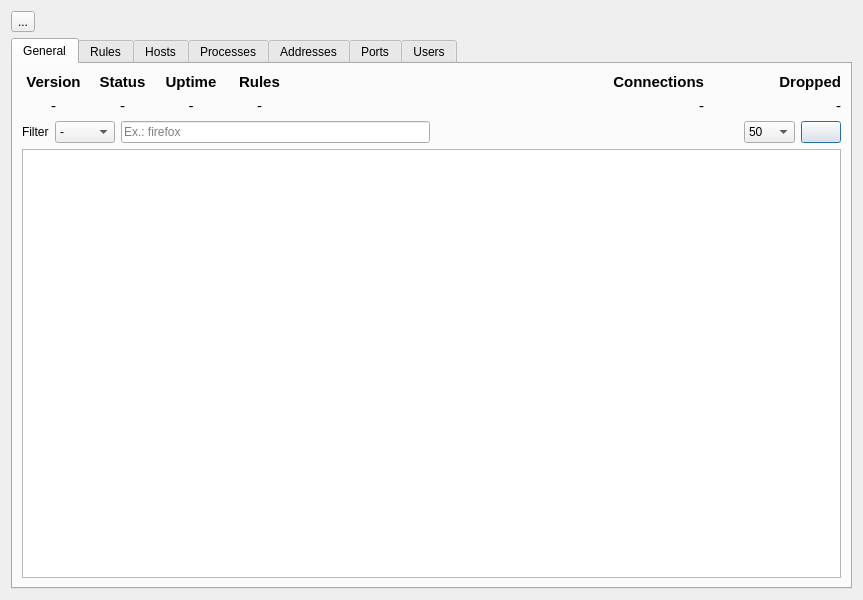
Qt form ui/opensnitch/res/stats.ui (evilsocket/opensnitch) before a commit.
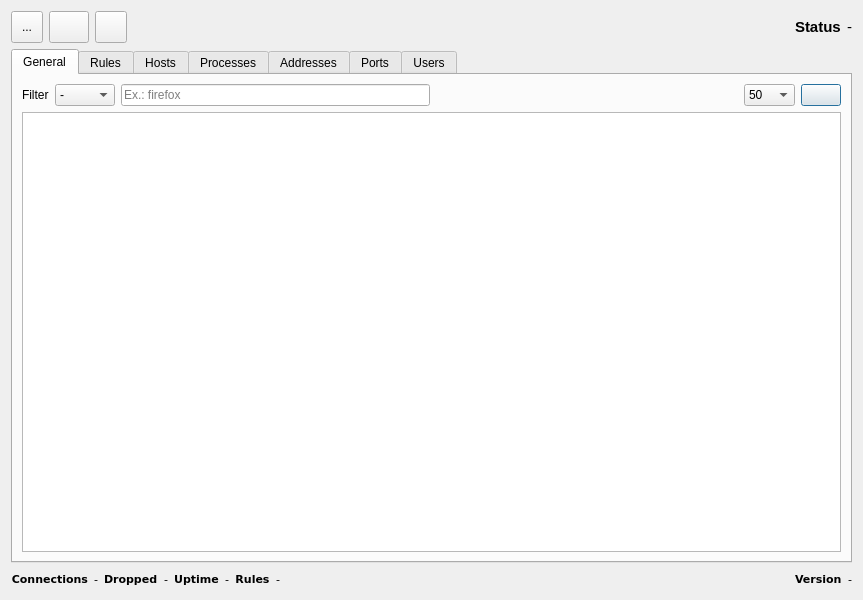
The same form after that commit. Icons and pictures are not drawn.

Commit message: UI: allow to change daemon and UI options from the UI

```diff
--- a/ui/opensnitch/res/stats.ui
+++ b/ui/opensnitch/res/stats.ui
@@ -40,7 +40,7 @@
    <bool>false</bool>
   </property>
   <layout class="QGridLayout" name="gridLayout_4">
-   <item row="1" column="0">
+   <item row="3" column="0">
     <widget class="QTabWidget" name="tabWidget">
      <property name="currentIndex">
       <number>0</number>
@@ -50,344 +50,7 @@
        <string>General</string>
       </attribute>
       <layout class="QGridLayout" name="gridLayout_10">
-       <item row="0" column="2">
-        <layout class="QGridLayout" name="gridLayout_3">
-         <property name="rightMargin">
-          <number>0</number>
-         </property>
-         <item row="1" column="0">
-          <widget class="QLabel" name="consLabel">
-           <property name="sizePolicy">
-            <sizepolicy hsizetype="Expanding" vsizetype="Fixed">
-             <horstretch>0</horstretch>
-             <verstretch>0</verstretch>
-            </sizepolicy>
-           </property>
-           <property name="font">
-            <font>
-             <pointsize>11</pointsize>
-            </font>
-           </property>
-           <property name="text">
-            <string>-</string>
-           </property>
-           <property name="alignment">
-            <set>Qt::AlignRight|Qt::AlignTrailing|Qt::AlignVCenter</set>
-           </property>
-           <property name="margin">
-            <number>5</number>
-           </property>
-          </widget>
-         </item>
-         <item row="0" column="1">
-          <widget class="QLabel" name="label_7">
-           <property name="sizePolicy">
-            <sizepolicy hsizetype="Expanding" vsizetype="Preferred">
-             <horstretch>0</horstretch>
-             <verstretch>0</verstretch>
-            </sizepolicy>
-           </property>
-           <property name="font">
-            <font>
-             <family>Ubuntu</family>
-             <pointsize>11</pointsize>
-             <weight>75</weight>
-             <italic>false</italic>
-             <bold>true</bold>
-            </font>
-           </property>
-           <property name="text">
-            <string>Dropped</string>
-           </property>
-           <property name="alignment">
-            <set>Qt::AlignRight|Qt::AlignTrailing|Qt::AlignVCenter</set>
-           </property>
-           <property name="margin">
-            <number>5</number>
-           </property>
-          </widget>
-         </item>
-         <item row="0" column="0">
-          <widget class="QLabel" name="label_5">
-           <property name="sizePolicy">
-            <sizepolicy hsizetype="Expanding" vsizetype="Preferred">
-             <horstretch>0</horstretch>
-             <verstretch>0</verstretch>
-            </sizepolicy>
-           </property>
-           <property name="font">
-            <font>
-             <family>Ubuntu</family>
-             <pointsize>11</pointsize>
-             <weight>75</weight>
-             <italic>false</italic>
-             <bold>true</bold>
-            </font>
-           </property>
-           <property name="text">
-            <string>Connections</string>
-           </property>
-           <property name="alignment">
-            <set>Qt::AlignRight|Qt::AlignTrailing|Qt::AlignVCenter</set>
-           </property>
-           <property name="margin">
-            <number>5</number>
-           </property>
-          </widget>
-         </item>
-         <item row="1" column="1">
-          <widget class="QLabel" name="droppedLabel">
-           <property name="sizePolicy">
-            <sizepolicy hsizetype="Expanding" vsizetype="Fixed">
-             <horstretch>0</horstretch>
-             <verstretch>0</verstretch>
-            </sizepolicy>
-           </property>
-           <property name="font">
-            <font>
-             <pointsize>11</pointsize>
-            </font>
-           </property>
-           <property name="text">
-            <string>-</string>
-           </property>
-           <property name="alignment">
-            <set>Qt::AlignRight|Qt::AlignTrailing|Qt::AlignVCenter</set>
-           </property>
-           <property name="margin">
-            <number>5</number>
-           </property>
-          </widget>
-         </item>
-        </layout>
-       </item>
-       <item row="3" column="0" colspan="3">
-        <widget class="QTreeView" name="eventsTable">
-         <property name="styleSheet">
-          <string notr="true">*[action=&quot;deny&quot;] { text-color: rgb(239, 41, 41);}
-*[action=&quot;allow&quot;] { text-color: rgb(115, 210, 22);}</string>
-         </property>
-         <property name="autoScroll">
-          <bool>false</bool>
-         </property>
-         <property name="uniformRowHeights">
-          <bool>true</bool>
-         </property>
-        </widget>
-       </item>
-       <item row="0" column="0">
-        <layout class="QGridLayout" name="gridLayout_2">
-         <item row="0" column="0">
-          <widget class="QLabel" name="label_6">
-           <property name="sizePolicy">
-            <sizepolicy hsizetype="Expanding" vsizetype="Preferred">
-             <horstretch>0</horstretch>
-             <verstretch>0</verstretch>
-            </sizepolicy>
-           </property>
-           <property name="font">
-            <font>
-             <family>Ubuntu</family>
-             <pointsize>11</pointsize>
-             <weight>75</weight>
-             <italic>false</italic>
-             <bold>true</bold>
-            </font>
-           </property>
-           <property name="text">
-            <string>Version</string>
-           </property>
-           <property name="alignment">
-            <set>Qt::AlignCenter</set>
-           </property>
-           <property name="margin">
-            <number>5</number>
-           </property>
-          </widget>
-         </item>
-         <item row="0" column="2">
-          <widget class="QLabel" name="label">
-           <property name="sizePolicy">
-            <sizepolicy hsizetype="Expanding" vsizetype="Preferred">
-             <horstretch>0</horstretch>
-             <verstretch>0</verstretch>
-            </sizepolicy>
-           </property>
-           <property name="font">
-            <font>
-             <family>Ubuntu</family>
-             <pointsize>11</pointsize>
-             <weight>75</weight>
-             <italic>false</italic>
-             <bold>true</bold>
-            </font>
-           </property>
-           <property name="text">
-            <string>Uptime</string>
-           </property>
-           <property name="alignment">
-            <set>Qt::AlignCenter</set>
-           </property>
-           <property name="margin">
-            <number>5</number>
-           </property>
-          </widget>
-         </item>
-         <item row="0" column="1">
-          <widget class="QLabel" name="label_2">
-           <property name="sizePolicy">
-            <sizepolicy hsizetype="Expanding" vsizetype="Preferred">
-             <horstretch>0</horstretch>
-             <verstretch>0</verstretch>
-            </sizepolicy>
-           </property>
-           <property name="font">
-            <font>
-             <family>Ubuntu</family>
-             <pointsize>11</pointsize>
-             <weight>75</weight>
-             <italic>false</italic>
-             <bold>true</bold>
-            </font>
-           </property>
-           <property name="text">
-            <string>Status</string>
-           </property>
-           <property name="alignment">
-            <set>Qt::AlignCenter</set>
-           </property>
-           <property name="margin">
-            <number>5</number>
-           </property>
-          </widget>
-         </item>
-         <item row="1" column="1">
-          <widget class="QLabel" name="statusLabel">
-           <property name="sizePolicy">
-            <sizepolicy hsizetype="Expanding" vsizetype="Fixed">
-             <horstretch>0</horstretch>
-             <verstretch>0</verstretch>
-            </sizepolicy>
-           </property>
-           <property name="font">
-            <font>
-             <pointsize>11</pointsize>
-            </font>
-           </property>
-           <property name="text">
-            <string>-</string>
-           </property>
-           <property name="alignment">
-            <set>Qt::AlignCenter</set>
-           </property>
-           <property name="margin">
-            <number>5</number>
-           </property>
-          </widget>
-         </item>
-         <item row="1" column="0">
-          <widget class="QLabel" name="daemonVerLabel">
-           <property name="sizePolicy">
-            <sizepolicy hsizetype="Expanding" vsizetype="Fixed">
-             <horstretch>0</horstretch>
-             <verstretch>0</verstretch>
-            </sizepolicy>
-           </property>
-           <property name="font">
-            <font>
-             <pointsize>11</pointsize>
-            </font>
-           </property>
-           <property name="text">
-            <string>-</string>
-           </property>
-           <property name="alignment">
-            <set>Qt::AlignCenter</set>
-           </property>
-           <property name="margin">
-            <number>5</number>
-           </property>
-          </widget>
-         </item>
-         <item row="1" column="2">
-          <widget class="QLabel" name="uptimeLabel">
-           <property name="sizePolicy">
-            <sizepolicy hsizetype="Expanding" vsizetype="Fixed">
-             <horstretch>0</horstretch>
-             <verstretch>0</verstretch>
-            </sizepolicy>
-           </property>
-           <property name="font">
-            <font>
-             <pointsize>11</pointsize>
-            </font>
-           </property>
-           <property name="text">
-            <string>-</string>
-           </property>
-           <property name="alignment">
-            <set>Qt::AlignCenter</set>
-           </property>
-           <property name="margin">
-            <number>5</number>
-           </property>
-          </widget>
-         </item>
-         <item row="0" column="3">
-          <widget class="QLabel" name="label_3">
-           <property name="sizePolicy">
-            <sizepolicy hsizetype="Expanding" vsizetype="Preferred">
-             <horstretch>0</horstretch>
-             <verstretch>0</verstretch>
-            </sizepolicy>
-           </property>
-           <property name="font">
-            <font>
-             <family>Ubuntu</family>
-             <pointsize>11</pointsize>
-             <weight>75</weight>
-             <italic>false</italic>
-             <bold>true</bold>
-            </font>
-           </property>
-           <property name="text">
-            <string>Rules</string>
-           </property>
-           <property name="alignment">
-            <set>Qt::AlignCenter</set>
-           </property>
-           <property name="margin">
-            <number>5</number>
-           </property>
-          </widget>
-         </item>
-         <item row="1" column="3">
-          <widget class="QLabel" name="rulesLabel">
-           <property name="sizePolicy">
-            <sizepolicy hsizetype="Expanding" vsizetype="Fixed">
-             <horstretch>0</horstretch>
-             <verstretch>0</verstretch>
-            </sizepolicy>
-           </property>
-           <property name="font">
-            <font>
-             <pointsize>11</pointsize>
-            </font>
-           </property>
-           <property name="text">
-            <string>-</string>
-           </property>
-           <property name="alignment">
-            <set>Qt::AlignCenter</set>
-           </property>
-           <property name="margin">
-            <number>5</number>
-           </property>
-          </widget>
-         </item>
-        </layout>
-       </item>
-       <item row="2" column="0" colspan="3">
+       <item row="1" column="1" colspan="4">
         <layout class="QHBoxLayout" name="horizontalLayout">
          <item>
           <widget class="QLabel" name="label_4">
@@ -493,21 +156,19 @@
          </item>
         </layout>
        </item>
-       <item row="0" column="1">
-        <spacer name="horizontalSpacer">
-         <property name="orientation">
-          <enum>Qt::Horizontal</enum>
+       <item row="2" column="1" colspan="4">
+        <widget class="QTreeView" name="eventsTable">
+         <property name="styleSheet">
+          <string notr="true">*[action=&quot;deny&quot;] { text-color: rgb(239, 41, 41);}
+*[action=&quot;allow&quot;] { text-color: rgb(115, 210, 22);}</string>
          </property>
-         <property name="sizeType">
-          <enum>QSizePolicy::MinimumExpanding</enum>
+         <property name="autoScroll">
+          <bool>false</bool>
          </property>
-         <property name="sizeHint" stdset="0">
-          <size>
-           <width>50</width>
-           <height>20</height>
-          </size>
+         <property name="uniformRowHeights">
+          <bool>true</bool>
          </property>
-        </spacer>
+        </widget>
        </item>
       </layout>
      </widget>
@@ -915,22 +576,422 @@
      </widget>
     </widget>
    </item>
+   <item row="4" column="0">
+    <layout class="QHBoxLayout" name="horizontalLayout_9">
+     <item>
+      <widget class="QLabel" name="label_5">
+       <property name="sizePolicy">
+        <sizepolicy hsizetype="Fixed" vsizetype="Preferred">
+         <horstretch>0</horstretch>
+         <verstretch>0</verstretch>
+        </sizepolicy>
+       </property>
+       <property name="font">
+        <font>
+         <family>DejaVu Sans</family>
+         <pointsize>8</pointsize>
+         <weight>75</weight>
+         <italic>false</italic>
+         <bold>true</bold>
+        </font>
+       </property>
+       <property name="text">
+        <string>Connections</string>
+       </property>
+       <property name="alignment">
+        <set>Qt::AlignRight|Qt::AlignTrailing|Qt::AlignVCenter</set>
+       </property>
+       <property name="margin">
+        <number>5</number>
+       </property>
+      </widget>
+     </item>
+     <item>
+      <widget class="QLabel" name="consLabel">
+       <property name="sizePolicy">
+        <sizepolicy hsizetype="Fixed" vsizetype="Fixed">
+         <horstretch>0</horstretch>
+         <verstretch>0</verstretch>
+        </sizepolicy>
+       </property>
+       <property name="font">
+        <font>
+         <family>DejaVu Sans</family>
+         <pointsize>8</pointsize>
+        </font>
+       </property>
+       <property name="text">
+        <string>-</string>
+       </property>
+       <property name="alignment">
+        <set>Qt::AlignRight|Qt::AlignTrailing|Qt::AlignVCenter</set>
+       </property>
+       <property name="margin">
+        <number>5</number>
+       </property>
+      </widget>
+     </item>
+     <item>
+      <widget class="QLabel" name="label_7">
+       <property name="sizePolicy">
+        <sizepolicy hsizetype="Fixed" vsizetype="Preferred">
+         <horstretch>0</horstretch>
+         <verstretch>0</verstretch>
+        </sizepolicy>
+       </property>
+       <property name="font">
+        <font>
+         <family>DejaVu Sans</family>
+         <pointsize>8</pointsize>
+         <weight>75</weight>
+         <italic>false</italic>
+         <bold>true</bold>
+        </font>
+       </property>
+       <property name="text">
+        <string>Dropped</string>
+       </property>
+       <property name="alignment">
+        <set>Qt::AlignLeading|Qt::AlignLeft|Qt::AlignVCenter</set>
+       </property>
+       <property name="margin">
+        <number>5</number>
+       </property>
+      </widget>
+     </item>
+     <item>
+      <widget class="QLabel" name="droppedLabel">
+       <property name="sizePolicy">
+        <sizepolicy hsizetype="Fixed" vsizetype="Fixed">
+         <horstretch>0</horstretch>
+         <verstretch>0</verstretch>
+        </sizepolicy>
+       </property>
+       <property name="font">
+        <font>
+         <family>DejaVu Sans</family>
+         <pointsize>8</pointsize>
+        </font>
+       </property>
+       <property name="text">
+        <string>-</string>
+       </property>
+       <property name="alignment">
+        <set>Qt::AlignRight|Qt::AlignTrailing|Qt::AlignVCenter</set>
+       </property>
+       <property name="margin">
+        <number>5</number>
+       </property>
+      </widget>
+     </item>
+     <item>
+      <widget class="QLabel" name="label">
+       <property name="sizePolicy">
+        <sizepolicy hsizetype="Fixed" vsizetype="Preferred">
+         <horstretch>0</horstretch>
+         <verstretch>0</verstretch>
+        </sizepolicy>
+       </property>
+       <property name="font">
+        <font>
+         <family>DejaVu Sans</family>
+         <pointsize>8</pointsize>
+         <weight>75</weight>
+         <italic>false</italic>
+         <bold>true</bold>
+        </font>
+       </property>
+       <property name="text">
+        <string>Uptime</string>
+       </property>
+       <property name="alignment">
+        <set>Qt::AlignCenter</set>
+       </property>
+       <property name="margin">
+        <number>5</number>
+       </property>
+      </widget>
+     </item>
+     <item>
+      <widget class="QLabel" name="uptimeLabel">
+       <property name="sizePolicy">
+        <sizepolicy hsizetype="Fixed" vsizetype="Fixed">
+         <horstretch>0</horstretch>
+         <verstretch>0</verstretch>
+        </sizepolicy>
+       </property>
+       <property name="font">
+        <font>
+         <family>DejaVu Sans</family>
+         <pointsize>8</pointsize>
+        </font>
+       </property>
+       <property name="text">
+        <string>-</string>
+       </property>
+       <property name="alignment">
+        <set>Qt::AlignCenter</set>
+       </property>
+       <property name="margin">
+        <number>5</number>
+       </property>
+      </widget>
+     </item>
+     <item>
+      <widget class="QLabel" name="label_3">
+       <property name="sizePolicy">
+        <sizepolicy hsizetype="Fixed" vsizetype="Preferred">
+         <horstretch>0</horstretch>
+         <verstretch>0</verstretch>
+        </sizepolicy>
+       </property>
+       <property name="font">
+        <font>
+         <family>DejaVu Sans</family>
+         <pointsize>8</pointsize>
+         <weight>75</weight>
+         <italic>false</italic>
+         <bold>true</bold>
+        </font>
+       </property>
+       <property name="text">
+        <string>Rules</string>
+       </property>
+       <property name="alignment">
+        <set>Qt::AlignCenter</set>
+       </property>
+       <property name="margin">
+        <number>5</number>
+       </property>
+      </widget>
+     </item>
+     <item>
+      <widget class="QLabel" name="rulesLabel">
+       <property name="sizePolicy">
+        <sizepolicy hsizetype="Fixed" vsizetype="Fixed">
+         <horstretch>0</horstretch>
+         <verstretch>0</verstretch>
+        </sizepolicy>
+       </property>
+       <property name="font">
+        <font>
+         <family>DejaVu Sans</family>
+         <pointsize>8</pointsize>
+        </font>
+       </property>
+       <property name="text">
+        <string>-</string>
+       </property>
+       <property name="alignment">
+        <set>Qt::AlignCenter</set>
+       </property>
+       <property name="margin">
+        <number>5</number>
+       </property>
+      </widget>
+     </item>
+     <item>
+      <spacer name="horizontalSpacer_10">
+       <property name="orientation">
+        <enum>Qt::Horizontal</enum>
+       </property>
+       <property name="sizeHint" stdset="0">
+        <size>
+         <width>40</width>
+         <height>20</height>
+        </size>
+       </property>
+      </spacer>
+     </item>
+     <item>
+      <widget class="QLabel" name="label_6">
+       <property name="sizePolicy">
+        <sizepolicy hsizetype="Fixed" vsizetype="Preferred">
+         <horstretch>0</horstretch>
+         <verstretch>0</verstretch>
+        </sizepolicy>
+       </property>
+       <property name="font">
+        <font>
+         <family>DejaVu Sans</family>
+         <pointsize>8</pointsize>
+         <weight>75</weight>
+         <italic>false</italic>
+         <bold>true</bold>
+        </font>
+       </property>
+       <property name="text">
+        <string>Version</string>
+       </property>
+       <property name="alignment">
+        <set>Qt::AlignLeading|Qt::AlignLeft|Qt::AlignVCenter</set>
+       </property>
+       <property name="margin">
+        <number>5</number>
+       </property>
+      </widget>
+     </item>
+     <item>
+      <widget class="QLabel" name="daemonVerLabel">
+       <property name="sizePolicy">
+        <sizepolicy hsizetype="Fixed" vsizetype="Fixed">
+         <horstretch>0</horstretch>
+         <verstretch>0</verstretch>
+        </sizepolicy>
+       </property>
+       <property name="font">
+        <font>
+         <family>DejaVu Sans</family>
+         <pointsize>8</pointsize>
+        </font>
+       </property>
+       <property name="text">
+        <string>-</string>
+       </property>
+       <property name="alignment">
+        <set>Qt::AlignCenter</set>
+       </property>
+       <property name="margin">
+        <number>5</number>
+       </property>
+      </widget>
+     </item>
+    </layout>
+   </item>
    <item row="0" column="0">
-    <widget class="QToolButton" name="saveButton">
-     <property name="toolTip">
-      <string>Save to CSV.</string>
-     </property>
-     <property name="text">
-      <string>...</string>
-     </property>
-     <property name="icon">
-      <iconset theme="document-save-as">
-       <normaloff>../../../../../../../../../../../../../../.designer/backup</normaloff>../../../../../../../../../../../../../../.designer/backup</iconset>
-     </property>
-     <property name="shortcut">
-      <string>Ctrl+S</string>
-     </property>
-    </widget>
+    <layout class="QHBoxLayout" name="horizontalLayout_10">
+     <item>
+      <widget class="QToolButton" name="saveButton">
+       <property name="minimumSize">
+        <size>
+         <width>32</width>
+         <height>32</height>
+        </size>
+       </property>
+       <property name="toolTip">
+        <string>Save to CSV.</string>
+       </property>
+       <property name="text">
+        <string>...</string>
+       </property>
+       <property name="icon">
+        <iconset theme="document-save"/>
+       </property>
+       <property name="shortcut">
+        <string>Ctrl+S</string>
+       </property>
+      </widget>
+     </item>
+     <item>
+      <widget class="QPushButton" name="prefsButton">
+       <property name="sizePolicy">
+        <sizepolicy hsizetype="Fixed" vsizetype="Fixed">
+         <horstretch>0</horstretch>
+         <verstretch>0</verstretch>
+        </sizepolicy>
+       </property>
+       <property name="minimumSize">
+        <size>
+         <width>32</width>
+         <height>32</height>
+        </size>
+       </property>
+       <property name="text">
+        <string/>
+       </property>
+       <property name="icon">
+        <iconset theme="preferences-desktop"/>
+       </property>
+      </widget>
+     </item>
+     <item>
+      <widget class="QToolButton" name="startButton">
+       <property name="minimumSize">
+        <size>
+         <width>32</width>
+         <height>32</height>
+        </size>
+       </property>
+       <property name="text">
+        <string/>
+       </property>
+       <property name="icon">
+        <iconset theme="media-playback-start"/>
+       </property>
+       <property name="checkable">
+        <bool>true</bool>
+       </property>
+       <property name="checked">
+        <bool>false</bool>
+       </property>
+      </widget>
+     </item>
+     <item>
+      <spacer name="horizontalSpacer_9">
+       <property name="orientation">
+        <enum>Qt::Horizontal</enum>
+       </property>
+       <property name="sizeHint" stdset="0">
+        <size>
+         <width>60</width>
+         <height>20</height>
+        </size>
+       </property>
+      </spacer>
+     </item>
+     <item>
+      <widget class="QLabel" name="label_2">
+       <property name="sizePolicy">
+        <sizepolicy hsizetype="Fixed" vsizetype="Preferred">
+         <horstretch>0</horstretch>
+         <verstretch>0</verstretch>
+        </sizepolicy>
+       </property>
+       <property name="font">
+        <font>
+         <family>Ubuntu</family>
+         <pointsize>11</pointsize>
+         <weight>75</weight>
+         <italic>false</italic>
+         <bold>true</bold>
+        </font>
+       </property>
+       <property name="text">
+        <string>Status</string>
+       </property>
+       <property name="alignment">
+        <set>Qt::AlignLeading|Qt::AlignLeft|Qt::AlignVCenter</set>
+       </property>
+       <property name="margin">
+        <number>5</number>
+       </property>
+      </widget>
+     </item>
+     <item>
+      <widget class="QLabel" name="statusLabel">
+       <property name="sizePolicy">
+        <sizepolicy hsizetype="Minimum" vsizetype="Fixed">
+         <horstretch>0</horstretch>
+         <verstretch>0</verstretch>
+        </sizepolicy>
+       </property>
+       <property name="font">
+        <font>
+         <pointsize>11</pointsize>
+        </font>
+       </property>
+       <property name="text">
+        <string>-</string>
+       </property>
+       <property name="alignment">
+        <set>Qt::AlignLeading|Qt::AlignLeft|Qt::AlignVCenter</set>
+       </property>
+       <property name="margin">
+        <number>5</number>
+       </property>
+      </widget>
+     </item>
+    </layout>
    </item>
   </layout>
  </widget>
```
Left out of the diff: 19 changed lines with no effect on the pictures. The commit also changes 9 other files.
